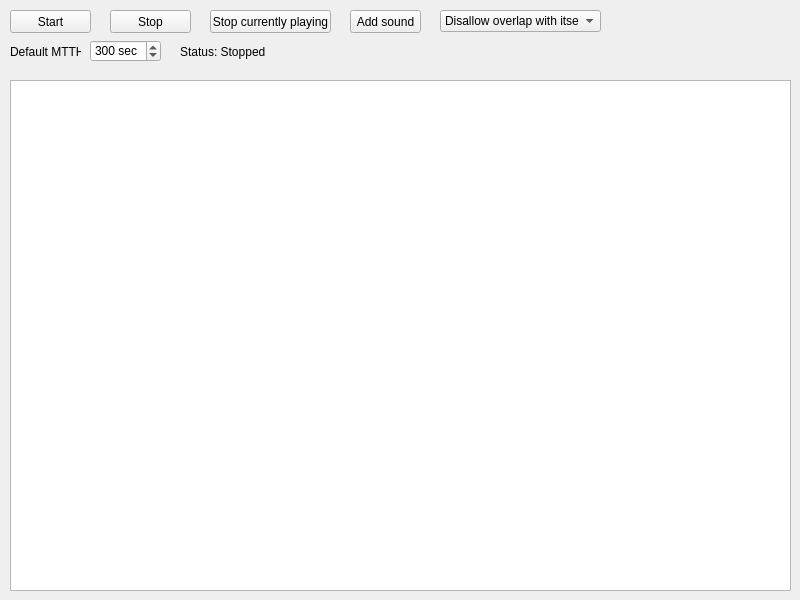
Qt form mainwindow.ui (thecommonpigeon/hourofsilence) before a commit.
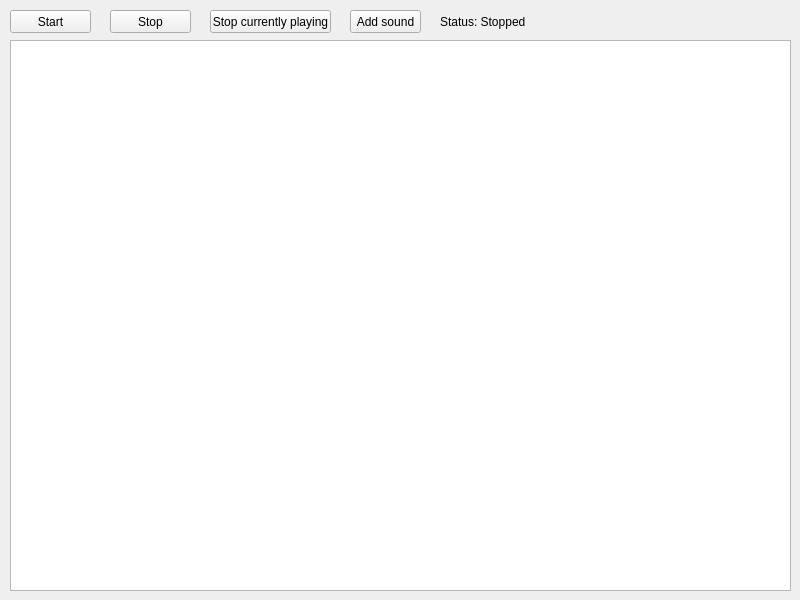
The same form after that commit.

Commit message: The thing mostly works now, known issues: delete button does nothing, the RNG distribution is kinda shit

Patch:
```diff
--- a/mainwindow.ui
+++ b/mainwindow.ui
@@ -24,9 +24,9 @@
     <property name="geometry">
      <rect>
       <x>10</x>
-      <y>80</y>
+      <y>40</y>
       <width>781</width>
-      <height>511</height>
+      <height>551</height>
      </rect>
     </property>
     <property name="horizontalScrollBarPolicy">
@@ -62,53 +62,6 @@
      <string>Add sound</string>
     </property>
    </widget>
-   <widget class="QLabel" name="labelDefaultMTTH">
-    <property name="geometry">
-     <rect>
-      <x>10</x>
-      <y>40</y>
-      <width>71</width>
-      <height>23</height>
-     </rect>
-    </property>
-    <property name="toolTip">
-     <string>Default mean time to happen (can be set for individual sounds)</string>
-    </property>
-    <property name="text">
-     <string>Default MTTH</string>
-    </property>
-   </widget>
-   <widget class="QSpinBox" name="spinBoxDefaultMTTH">
-    <property name="geometry">
-     <rect>
-      <x>90</x>
-      <y>40</y>
-      <width>71</width>
-      <height>22</height>
-     </rect>
-    </property>
-    <property name="toolTip">
-     <string>Default mean time to happen (can be set for individual sounds)</string>
-    </property>
-    <property name="accelerated">
-     <bool>true</bool>
-    </property>
-    <property name="correctionMode">
-     <enum>QAbstractSpinBox::CorrectToNearestValue</enum>
-    </property>
-    <property name="suffix">
-     <string> sec</string>
-    </property>
-    <property name="minimum">
-     <number>10</number>
-    </property>
-    <property name="maximum">
-     <number>7200</number>
-    </property>
-    <property name="value">
-     <number>300</number>
-    </property>
-   </widget>
    <widget class="QPushButton" name="pushButtonStart">
     <property name="geometry">
      <rect>
@@ -144,8 +97,8 @@
    <widget class="QLabel" name="labelDefaultMTTH_3">
     <property name="geometry">
      <rect>
-      <x>180</x>
-      <y>40</y>
+      <x>440</x>
+      <y>10</y>
       <width>91</width>
       <height>23</height>
      </rect>
@@ -154,40 +107,6 @@
      <string>Status: Stopped</string>
     </property>
    </widget>
-   <widget class="QComboBox" name="comboBox">
-    <property name="geometry">
-     <rect>
-      <x>440</x>
-      <y>10</y>
-      <width>161</width>
-      <height>22</height>
-     </rect>
-    </property>
-    <property name="sizePolicy">
-     <sizepolicy hsizetype="Preferred" vsizetype="Fixed">
-      <horstretch>0</horstretch>
-      <verstretch>0</verstretch>
-     </sizepolicy>
-    </property>
-    <property name="currentIndex">
-     <number>1</number>
-    </property>
-    <item>
-     <property name="text">
-      <string>Disallow sound overlap</string>
-     </property>
-    </item>
-    <item>
-     <property name="text">
-      <string>Disallow overlap with itself</string>
-     </property>
-    </item>
-    <item>
-     <property name="text">
-      <string>Allow all overlap</string>
-     </property>
-    </item>
-   </widget>
   </widget>
  </widget>
  <resources/>
```
Left out of the diff: 2 changed lines with no effect on the pictures. The commit also changes 6 other files.
